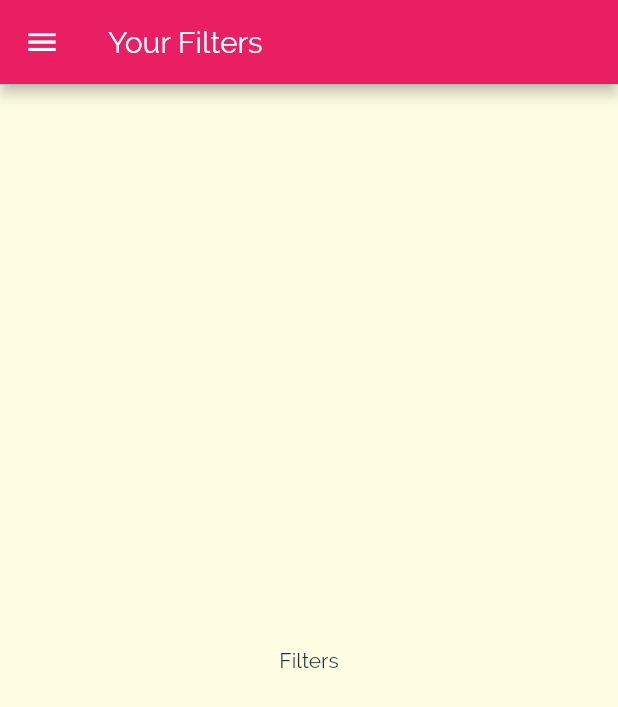
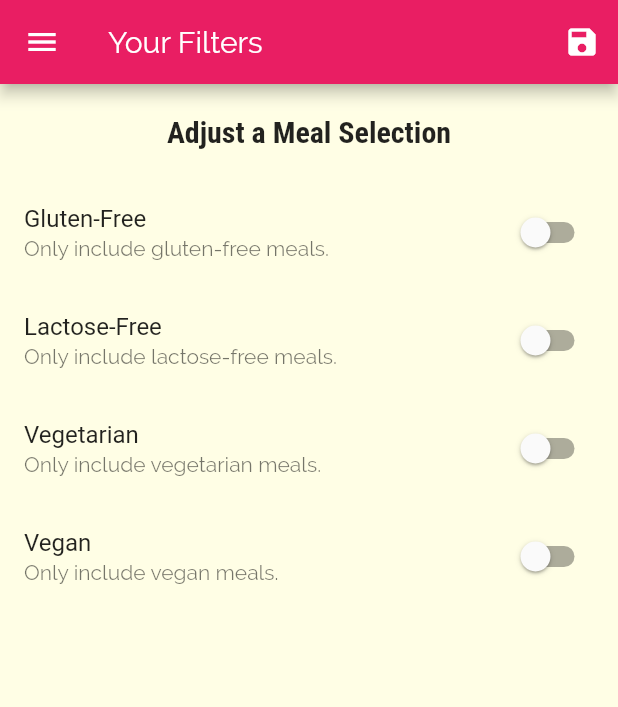
Before and after one commit to Sarjhana/RecipeApp, a Flutter app: the FiltersScreen screen opened by its route, on a phone screen of 412 x 824 dp. Shown: the top 707 px of the screen. Run offline on Flutter 3.47's test engine with Material 2 defaults, Android fonts, the phone set to English and light mode, and no system bars.

Commit message:
Filters screen added

```diff
--- a/lib/main.dart
+++ b/lib/main.dart
@@ -1,14 +1,52 @@
 import 'package:flutter/material.dart';
 
+import './dummy_data.dart';
 import './screens/filters_screen.dart';
 import './screens/tabs_screen.dart';
 import './screens/meal_detail_screen.dart';
 import './screens/category_meals_screen.dart';
+import './models/meal.dart';
 
 void main() => runApp(MyApp());
 
-class MyApp extends StatelessWidget {
+class MyApp extends StatefulWidget {
   // This widget is the root of your application.
+  @override
+  _MyAppState createState() => _MyAppState();
+}
+
+class _MyAppState extends State<MyApp> {
+
+  Map<String, bool> _filters = {
+    'gluten': false,
+    'lactose': false,
+    'vegan': false,
+    'vegetarian': false,
+  };
+
+  void _setFilters(Map<String, bool> filterData){
+    setState(() {
+      _filters = filterData;
+      _availableMeals = DUMMY_MEALS.where((meal) {
+          if(_filters['gluten'] && !meal.isGlutenFree){
+            return false;
+          }
+          if(_filters['lactose'] && !meal.isLactoseFree){
+            return false;
+          }
+          if(_filters['vegan'] && !meal.isVegan){
+            return false;
+          }
+          if(_filters['vegetarian'] && !meal.isVegetarian){
+            return false;
+          }
+          return true;
+      }).toList();
+    });
+  }
+
+  List<Meal> _availableMeals = DUMMY_MEALS;
+
   @override
   Widget build(BuildContext context) {
     return MaterialApp(
@@ -34,9 +72,9 @@ class MyApp extends StatelessWidget {
       ),
       home: TabsScreen(),
       routes: {
-        CategoryMealsScreen.routeName : (ctx) => CategoryMealsScreen(),
+        CategoryMealsScreen.routeName : (ctx) => CategoryMealsScreen(_availableMeals),
         MealDetailScreen.routeName: (ctx) => MealDetailScreen(),
-        FiltersScreen.routeName: (ctx) => FiltersScreen(),
+        FiltersScreen.routeName: (ctx) => FiltersScreen(_filters,_setFilters),
       },
     );
   }
--- a/lib/screens/category_meals_screen.dart
+++ b/lib/screens/category_meals_screen.dart
@@ -1,12 +1,14 @@
 import 'package:flutter/material.dart';
 
 import '../widgets/meal_item.dart';
-import '../dummy_data.dart';
 import '../models/meal.dart';
 
 class CategoryMealsScreen extends StatefulWidget {
 
   static const routeName = '/category-meals';
+  final List<Meal> availableMeals;
+
+  CategoryMealsScreen(this.availableMeals);
 
   @override
   _CategoryMealsScreenState createState() => _CategoryMealsScreenState();
@@ -30,7 +32,7 @@ class _CategoryMealsScreenState extends State<CategoryMealsScreen> {
       ModalRoute.of(context).settings.arguments as Map<String, String>;
     categoryTitle = routeArgs['title'];
     final categoryId = routeArgs['id'];
-    displayedMeals = DUMMY_MEALS.where((meal) {
+    displayedMeals = widget.availableMeals.where((meal) {
       return meal.categories.contains(categoryId);
     }).toList();
     _loadedInitData=true;
--- a/lib/screens/filters_screen.dart
+++ b/lib/screens/filters_screen.dart
@@ -1,18 +1,120 @@
 import 'package:flutter/material.dart';
 import '../widgets/main_drawer.dart';
 
-class FiltersScreen extends StatelessWidget {
+class FiltersScreen extends StatefulWidget {
 
   static const routeName = '/filters';
+  final Function saveFilters;
+  final Map<String, bool> currentFilters;
+
+  FiltersScreen(this.currentFilters,this.saveFilters);
+
+  @override
+  _FiltersScreenState createState() => _FiltersScreenState();
+}
+
+class _FiltersScreenState extends State<FiltersScreen> {
+
+  bool _glutenFree = false;
+  bool _vegetarian = false;
+  bool _vegan = false;
+  bool _lactoseFree = false;
+
+  @override
+  initState() {
+    _glutenFree = widget.currentFilters['gluten'];
+    _vegetarian = widget.currentFilters['vegetarian'];
+    _vegan = widget.currentFilters['vegan'];
+    _lactoseFree = widget.currentFilters['lactose'];
+    super.initState();
+  }
+
+  Widget _buildSwitchListTile(String title, String description, bool currentValue, Function updateValue){
+    return SwitchListTile(
+                  title: Text(title),
+                  value: currentValue,
+                  subtitle: Text(description),
+                  onChanged: updateValue
+                );
+  }
 
   @override
   Widget build(BuildContext context) {
     return Scaffold(
-      appBar: AppBar(title: Text('Your Filters'),),
+      appBar: AppBar(
+        title: Text('Your Filters'),
+        actions: <Widget>[
+          IconButton(
+            icon: Icon(Icons.save),
+            onPressed: () {
+              final selectedFilters = {
+                'gluten': _glutenFree,
+                'lactose': _lactoseFree,
+                'vegan': _vegan,
+                'vegetarian': _vegetarian,
+              };
+              widget.saveFilters(selectedFilters);
+              }
+          ),
+        ],
+      ),
       drawer: MainDrawer(),
-      body: Center(
-        child: Text('Filters'),
-    )
+      body: Column(children: <Widget>[
+        Container(
+          padding: EdgeInsets.all(20),
+          child: Text(
+            'Adjust a Meal Selection',
+            style: Theme.of(context).textTheme.title,
+            ),
+          ),
+          Expanded(
+            child: ListView(
+              children: <Widget>[
+                _buildSwitchListTile(
+                  'Gluten-Free',
+                  'Only include gluten-free meals.',
+                  _glutenFree,
+                  (newValue) {
+                    setState(() {
+                      _glutenFree = newValue;
+                    });
+                  }
+                ),
+                _buildSwitchListTile(
+                  'Lactose-Free',
+                  'Only include lactose-free meals.',
+                  _lactoseFree,
+                  (nV) {
+                    setState(() {
+                      _lactoseFree = nV;
+                    });
+                  }
+                ),
+                _buildSwitchListTile(
+                  'Vegetarian',
+                  'Only include vegetarian meals.',
+                  _vegetarian,
+                  (newValue) {
+                    setState(() {
+                      _vegetarian =newValue;
+                    });
+                  }
+                ),
+                _buildSwitchListTile(
+                  'Vegan',
+                  'Only include vegan meals.',
+                  _vegan,
+                  (newValue) {
+                    setState(() {
+                      _vegan =newValue;
+                    });
+                  }
+                )
+              ],
+            ),
+          )
+        ],
+      )
     );
   }
 }
```
